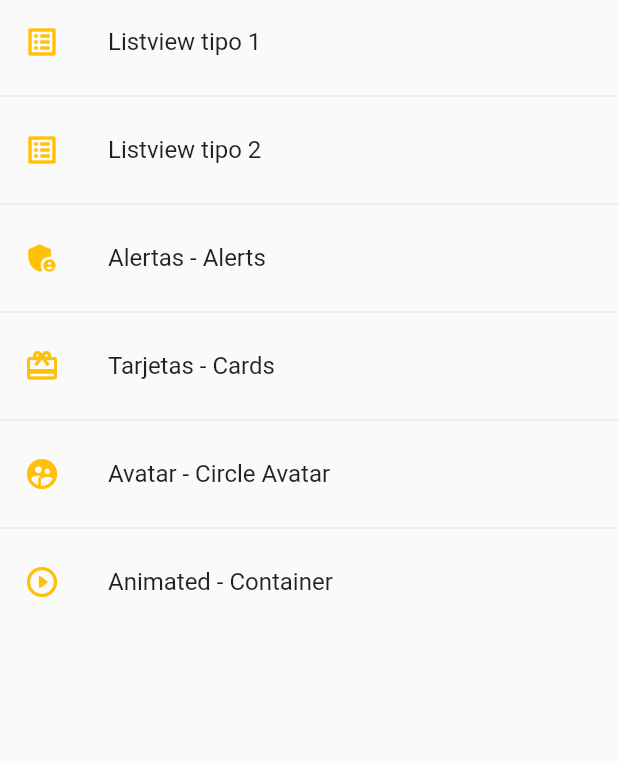
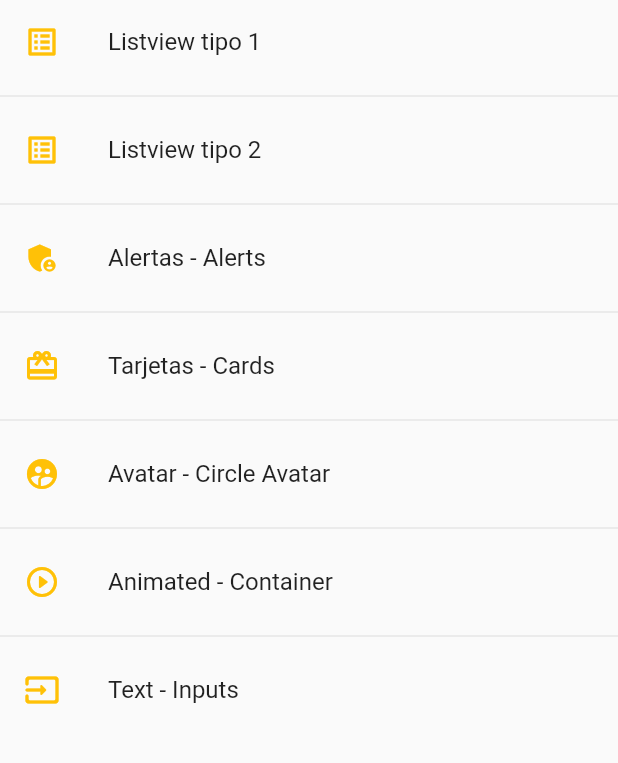
Before and after one commit to vaguilarrebolledo/componentes_flutter, a Flutter app: the screen it shows after launch, on a phone screen of 412 x 824 dp, the part 84-847 px from its top. Run offline on Flutter 3.47's test engine with Material 2 defaults, Android fonts, the phone set to English and light mode, and no system bars.

Commit message:
creando inputs + validando formulario

```diff
--- a/lib/router/app_routes.dart
+++ b/lib/router/app_routes.dart
@@ -14,6 +14,7 @@ class AppRoutes {
     MenuOption(route: 'card', name: 'Tarjetas - Cards', screen: const CardScreen(), icon: Icons.card_giftcard),
     MenuOption(route: 'avatar', name: 'Avatar - Circle Avatar', screen: const AvatarScreen(), icon: Icons.supervised_user_circle),
     MenuOption(route: 'animated', name: 'Animated - Container', screen: const AnimatedScreen(), icon: Icons.play_circle_outline_rounded),
+    MenuOption(route: 'inputs', name: 'Text - Inputs', screen: const InputScreen(), icon: Icons.input_rounded),
   ];
 
   static Map<String, Widget Function(BuildContext)> getAppRoutes(){
--- a/lib/screens/screens.dart
+++ b/lib/screens/screens.dart
@@ -5,3 +5,5 @@ export 'package:fl_components/screens/listview1_screen.dart';
 export 'package:fl_components/screens/listview2_screen.dart';
 export 'package:fl_components/screens/avatar_screen.dart';
 export 'package:fl_components/screens/animated_screen.dart';
+export 'package:fl_components/screens/inputs_screen.dart';
+export 'package:fl_components/widgets/custom_input_field.dart';
--- a/lib/theme/app_theme.dart
+++ b/lib/theme/app_theme.dart
@@ -24,13 +24,31 @@ class AppTheme {
     ),
 
     //ElevatedButtoms
-
     elevatedButtonTheme: ElevatedButtonThemeData(
         style: ElevatedButton.styleFrom(
             primary: Colors.amber,
             shape: const StadiumBorder(),
             elevation: 0
         ),
+    ),
+
+    inputDecorationTheme: const InputDecorationTheme(
+      floatingLabelStyle: TextStyle(
+        color: primary
+      ),
+      enabledBorder: OutlineInputBorder(
+        borderSide: BorderSide(color: primary),
+        borderRadius: BorderRadius.only(bottomLeft: Radius.circular(10),topRight: Radius.circular(10))
+      ),
+      focusedBorder: OutlineInputBorder(
+        borderSide: BorderSide(color: primary),
+        borderRadius: BorderRadius.only(bottomLeft: Radius.circular(10),topRight: Radius.circular(10))
+      ),
+
+      border: OutlineInputBorder(
+        borderRadius: BorderRadius.only(bottomLeft: Radius.circular(10),topRight: Radius.circular(10))
+      ),
+
     ),
 
   );
```
Also changed, not shown: lib/screens/inputs_screen.dart (added, +69 -0 lines), lib/widgets/custom_input_field.dart (added, +63 -0 lines).
